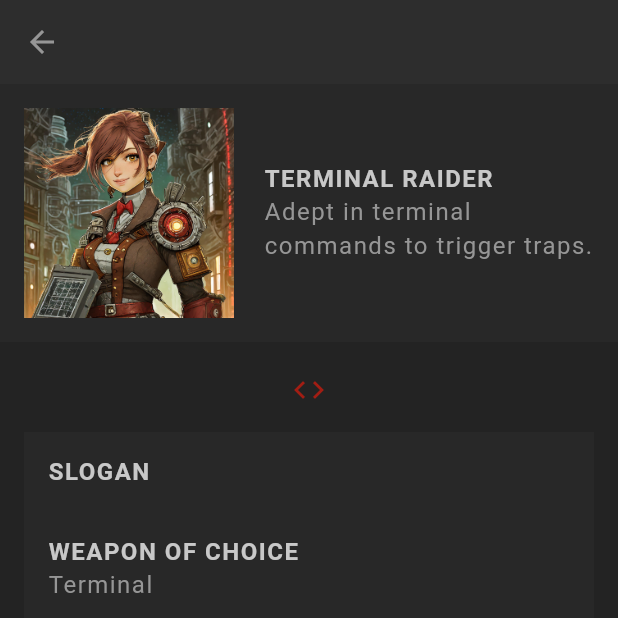
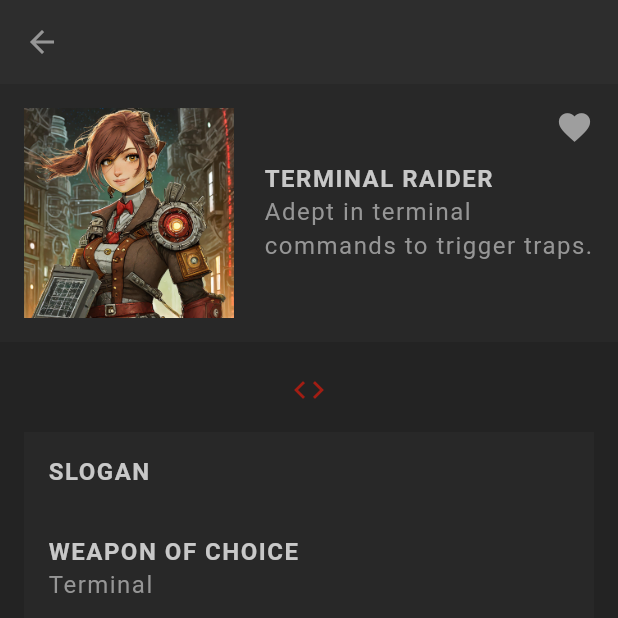
Before and after one commit to phollaki/Flutter-RPG, a Flutter app: the Profile screen opened directly with empty values, on a phone screen of 412 x 824 dp, the top half of it. Run offline on Flutter 3.47's test engine with Material 3 defaults, Android fonts, the phone set to English and light mode, and no system bars; our stand-ins replace cloud_firestore, firebase_core, google_fonts; accounts and stored records are empty; Roboto replaces fonts that are missing (Kanit).

Commit message:
feat: add favorite management to profile page

```diff
--- /dev/null
+++ b/lib/screens/profile/heart_icon.dart
@@ -0,0 +1,52 @@
+import 'package:flutter/material.dart';
+import 'package:rpg/models/character.dart';
+import 'package:rpg/theme.dart';
+
+class HeartIcon extends StatefulWidget {
+  const HeartIcon({super.key, required this.character});
+
+  final Character character;
+
+  @override
+  State<HeartIcon> createState() => _HeartIconState();
+}
+
+class _HeartIconState extends State<HeartIcon>
+    with SingleTickerProviderStateMixin {
+  late AnimationController _controller;
+  late Animation _sizeAnimation;
+
+  @override
+  void initState() {
+    _controller = AnimationController(
+      duration: const Duration(milliseconds: 200),
+      vsync: this,
+    );
+
+    _sizeAnimation = TweenSequence([
+      TweenSequenceItem(tween: Tween(begin: 25.0, end: 40.0), weight: 50),
+      TweenSequenceItem(tween: Tween(begin: 40.0, end: 25.0), weight: 50),
+    ]).animate(_controller);
+
+    super.initState();
+  }
+
+  @override
+  Widget build(BuildContext context) {
+    return AnimatedBuilder(
+      animation: _controller,
+      builder: (context, child) => IconButton(
+        onPressed: () => {
+          widget.character.toggleIsFav(),
+          _controller.reset(),
+          _controller.forward(),
+        },
+        icon: Icon(
+          Icons.favorite,
+          color: widget.character.isFav ? AppColors.primaryColor : Colors.grey,
+          size: _sizeAnimation.value,
+        ),
+      ),
+    );
+  }
+}
--- a/lib/screens/profile/profile.dart
+++ b/lib/screens/profile/profile.dart
@@ -1,6 +1,7 @@
 import 'package:flutter/material.dart';
 import 'package:provider/provider.dart';
 import 'package:rpg/models/character.dart';
+import 'package:rpg/screens/profile/heart_icon.dart';
 import 'package:rpg/screens/profile/skill_list.dart';
 import 'package:rpg/screens/profile/stats_table.dart';
 import 'package:rpg/services/character_store.dart';
@@ -22,6 +23,8 @@ class Profile extends StatelessWidget {
       body: SingleChildScrollView(
         child: Column(
           crossAxisAlignment: CrossAxisAlignment.center,
+          children: [
+            Stack(
               children: [
                 Container(
                   padding: const EdgeInsets.all(16),
@@ -52,6 +55,15 @@ class Profile extends StatelessWidget {
                       ),
                     ],
                   ),
+                ),
+                Positioned(
+                  right: 5,
+                  top: 5,
+                  child: HeartIcon(
+                    character: character,
+                  ),
+                ),
+              ],
             ),
             const SizedBox(height: 20),
             Center(
--- a/lib/screens/profile/skill_list.dart
+++ b/lib/screens/profile/skill_list.dart
@@ -1,7 +1,6 @@
 import 'package:flutter/material.dart';
 import 'package:rpg/models/character.dart';
 import 'package:rpg/models/skill.dart';
-import 'package:rpg/shared/styled_button.dart';
 import 'package:rpg/shared/styled_text.dart';
 import 'package:rpg/theme.dart';
 
--- a/lib/screens/profile/stats_table.dart
+++ b/lib/screens/profile/stats_table.dart
@@ -1,6 +1,5 @@
 import 'package:flutter/material.dart';
 import 'package:rpg/models/character.dart';
-import 'package:rpg/screens/profile/skill_list.dart';
 import 'package:rpg/shared/styled_text.dart';
 import 'package:rpg/theme.dart';
 
@@ -14,6 +13,8 @@ class StatsTable extends StatefulWidget {
 }
 
 class _StatsTableState extends State<StatsTable> {
+  double turns = 0;
+
   @override
   Widget build(BuildContext context) {
     return Padding(
@@ -25,10 +26,15 @@ class _StatsTableState extends State<StatsTable> {
             padding: const EdgeInsets.all(8),
             child: Row(
               children: [
-                Icon(
-                  Icons.star,
-                  color:
-                      widget.character.points > 0 ? Colors.yellow : Colors.grey,
+                AnimatedRotation(
+                  duration: const Duration(milliseconds: 200),
+                  turns: turns,
+                  child: Icon(
+                    Icons.star,
+                    color: widget.character.points > 0
+                        ? Colors.yellow
+                        : Colors.grey,
+                  ),
                 ),
                 const SizedBox(width: 20),
                 const StyledText(text: "Available points: "),
@@ -74,6 +80,7 @@ class _StatsTableState extends State<StatsTable> {
                         color: AppColors.textColor,
                         onPressed: () {
                           setState(() {
+                            turns += 0.5;
                             widget.character.increaseStat(stat['title']!);
                           });
                         },
@@ -86,6 +93,7 @@ class _StatsTableState extends State<StatsTable> {
                         color: AppColors.textColor,
                         onPressed: () {
                           setState(() {
+                            turns -= 0.5;
                             widget.character.decreaseStat(stat['title']!);
                           });
                         },
```
Lines whose indentation alone changed are shown as unchanged.
